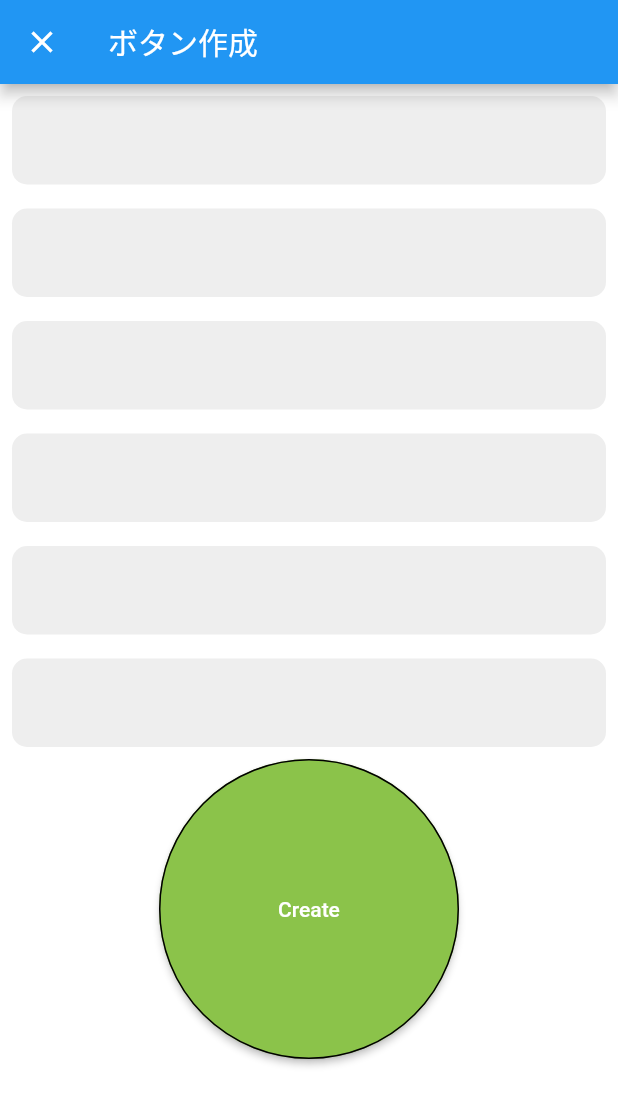
After one commit to seipan1213/KnowledgeButtonApp, a Flutter app: the screen it shows after launch, after a tap on the "add" icon, on a phone screen of 412 x 824 dp. The commit adds this screen. Shown: the top 1106 px of the screen. Run offline on Flutter 3.47's test engine with Material 2 defaults, Android fonts, the phone set to English and light mode, and no system bars; our stand-ins replace freezed_annotation, get, hooks_riverpod; network calls fail.

Commit message:
createButtonPage 仮作成

```diff
--- a/lib/repositories/knowledge_button_repository.dart
+++ b/lib/repositories/knowledge_button_repository.dart
@@ -6,9 +6,7 @@ class KnowledgeButtonRepository {
   // アクセストークンを.envファイルから読み込み
   //final String authorization = ' Bearer ${dotenv.env['XXXX']}';
 
-  Future<dynamic> fetch() async {
-    await Future.delayed(const Duration(milliseconds: 100));
-    final value = [
+  final buttonDatas = [
     {
       "title": "flutter",
       "urls": [
@@ -34,6 +32,14 @@ class KnowledgeButtonRepository {
       "counter": 0,
     }
   ];
-    return value.map((e) => KnowledgeButton.fromJson(e)).toList();
+
+  Future<dynamic> fetch() async {
+    await Future.delayed(const Duration(milliseconds: 100));
+    return buttonDatas.map((e) => KnowledgeButton.fromJson(e)).toList();
+  }
+
+  Future<void> addButtonData(String title, List<String> urls) async {
+    await Future.delayed(const Duration(milliseconds: 100));
+    buttonDatas.add({"title": title, "urls": urls, "counter": 0});
   }
 }
--- a/lib/viewModels/button_list_view_model.dart
+++ b/lib/viewModels/button_list_view_model.dart
@@ -27,4 +27,9 @@ class ButtonListViewModel
       state = AsyncError(error, stack);
     }
   }
+
+  Future<void> addButtonData(String title, List<String> urls) async {
+    await _knowledgeButtonRepository.addButtonData(title, urls);
+    fetch();
+  }
 }
--- a/lib/views/pages/ButtonDetail/button_detail_page.dart
+++ b/lib/views/pages/ButtonDetail/button_detail_page.dart
@@ -1,7 +1,7 @@
 import 'package:flutter/material.dart';
 import 'package:kome_app/models/knowledge_button.dart';
-import 'package:kome_app/views/pages/ButtonDetail/component/button_detail_page_app_bar.dart';
-import 'package:kome_app/views/pages/ButtonDetail/component/button_detail_page_body.dart';
+import 'package:kome_app/views/pages/buttonDetail/component/button_detail_page_app_bar.dart';
+import 'package:kome_app/views/pages/buttonDetail/component/button_detail_page_body.dart';
 
 class ButtonDetailPage extends StatelessWidget {
   const ButtonDetailPage({
--- /dev/null
+++ b/lib/views/pages/createButton/components/create_button_page_app_bar.dart
@@ -0,0 +1,20 @@
+import 'package:flutter/material.dart';
+
+class CreateButtonPageAppBar extends StatelessWidget
+    implements PreferredSizeWidget {
+  const CreateButtonPageAppBar({
+    super.key,
+  });
+
+  @override
+  Size get preferredSize => const Size(double.infinity, kToolbarHeight);
+
+  @override
+  Widget build(BuildContext context) {
+    return AppBar(
+      title: const Text(
+        'ボタン作成',
+      ),
+    );
+  }
+}
--- /dev/null
+++ b/lib/views/pages/createButton/components/create_button_page_body.dart
@@ -0,0 +1,77 @@
+import 'package:flutter/material.dart';
+import 'package:get/get.dart';
+import 'package:hooks_riverpod/hooks_riverpod.dart';
+import 'package:kome_app/viewModels/button_list_view_model.dart';
+
+class CreateButtonPageBody extends ConsumerWidget {
+  CreateButtonPageBody({super.key});
+
+  final String title = "";
+  final List<String> urls = List.filled(5, "");
+
+  @override
+  Widget build(BuildContext context, WidgetRef ref) {
+    return Center(
+        child: Column(
+      children: <Widget>[
+        Padding(
+            padding: const EdgeInsets.all(8),
+            child: TextField(
+              decoration: InputDecoration(
+                  filled: true,
+                  fillColor: Colors.grey.shade200,
+                  border: OutlineInputBorder(
+                    borderRadius: BorderRadius.circular(10),
+                    borderSide: BorderSide.none,
+                  )),
+              onChanged: (title) {
+                title = title;
+              },
+            )),
+        for (int index = 0; index < urls.length; index++)
+          Padding(
+            padding: const EdgeInsets.all(8),
+            child: TextField(
+              decoration: InputDecoration(
+                  filled: true,
+                  fillColor: Colors.grey.shade200,
+                  border: OutlineInputBorder(
+                    borderRadius: BorderRadius.circular(10),
+                    borderSide: BorderSide.none,
+                  )),
+              onChanged: (url) {
+                urls[index] = url;
+              },
+            ),
+          ),
+        Center(
+          child: ElevatedButton(
+            style: ElevatedButton.styleFrom(
+              backgroundColor: Colors.lightGreen,
+              shape: const CircleBorder(
+                side: BorderSide(
+                  color: Colors.black,
+                  width: 1,
+                  style: BorderStyle.solid,
+                ),
+              ),
+            ),
+            child: const SizedBox(
+              height: 200,
+              width: 200,
+              child: Center(
+                child: Text("Create"),
+              ),
+            ),
+            onPressed: () {
+              ref
+                  .read(buttonListViewModelProvider.notifier)
+                  .addButtonData(title, urls);
+              Get.back();
+            },
+          ),
+        ),
+      ],
+    ));
+  }
+}
--- /dev/null
+++ b/lib/views/pages/createButton/create_button_page.dart
@@ -0,0 +1,18 @@
+import 'package:flutter/material.dart';
+import 'package:kome_app/views/pages/createButton/components/create_button_page_app_bar.dart';
+import 'package:kome_app/views/pages/createButton/components/create_button_page_body.dart';
+
+class CreateButtonPage extends StatelessWidget {
+  const CreateButtonPage({
+    super.key,
+  });
+
+  @override
+  Widget build(BuildContext context) {
+    return Scaffold(
+      appBar: const CreateButtonPageAppBar(),
+      body: CreateButtonPageBody(),
+      backgroundColor: Colors.white,
+    );
+  }
+}
--- a/lib/views/pages/home/components/button_item.dart
+++ b/lib/views/pages/home/components/button_item.dart
@@ -1,7 +1,7 @@
 import 'package:flutter/material.dart';
 import 'package:get/get.dart';
 import 'package:kome_app/models/knowledge_button.dart';
-import 'package:kome_app/views/pages/ButtonDetail/button_detail_page.dart';
+import 'package:kome_app/views/pages/buttonDetail/button_detail_page.dart';
 
 class ButtonItem extends StatelessWidget {
   const ButtonItem({
--- a/lib/views/pages/home/home_page.dart
+++ b/lib/views/pages/home/home_page.dart
@@ -1,4 +1,6 @@
 import 'package:flutter/material.dart';
+import 'package:get/get.dart';
+import 'package:kome_app/views/pages/createButton/create_button_page.dart';
 import 'package:kome_app/views/pages/home/components/home_page_app_bar.dart';
 import 'package:kome_app/views/pages/home/components/home_page_body.dart';
 
@@ -9,10 +11,18 @@ class HomePage extends StatelessWidget {
 
   @override
   Widget build(BuildContext context) {
-    return const Scaffold(
-      appBar: HomePageAppBar(),
-      body: HomePageBody(),
-      backgroundColor: Colors.white,
+    return Scaffold(
+      appBar: const HomePageAppBar(),
+      body: const HomePageBody(),
+      floatingActionButton: FloatingActionButton(
+        onPressed: () {
+          Get.to(
+            const CreateButtonPage(),
+            fullscreenDialog: true,
+          );
+        },
+        child: const Icon(Icons.add),
+      ),
     );
   }
 }
```
Lines whose indentation alone changed are shown as unchanged.
